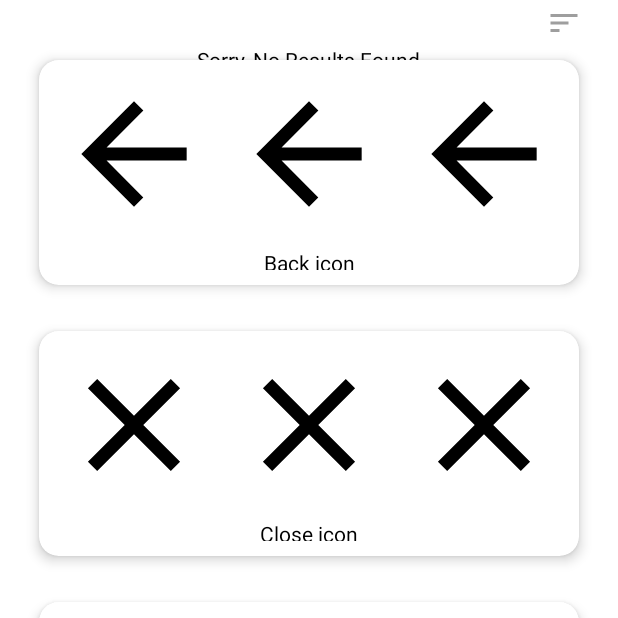
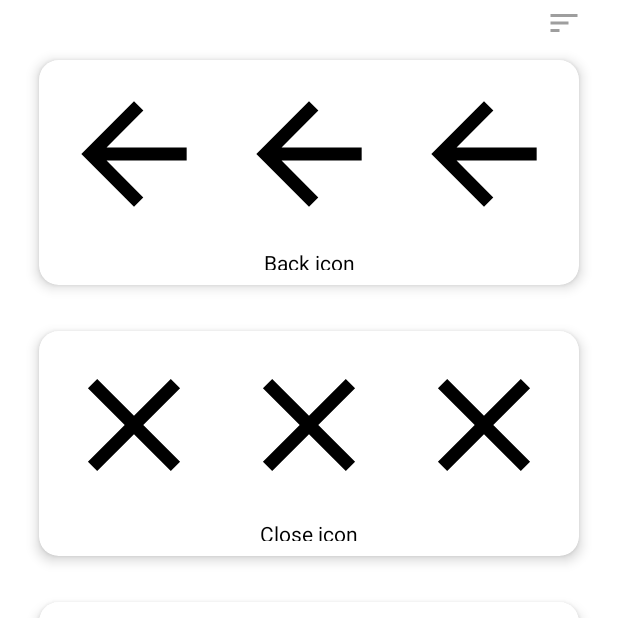
Before and after one commit to hseo227/ticon, an Android app: the SearchActivity screen opened directly, with no data from a screen before it, on a phone screen of 412 x 824 dp, the top half of it. Run offline under Robolectric (Android 15) with nearby library versions, the light colour scheme and no system bars.

Commit message:
Modified text view to keep invisible for when search is empty.

```diff
--- a/app/src/main/res/layout/activity_search.xml
+++ b/app/src/main/res/layout/activity_search.xml
@@ -35,7 +35,7 @@
             android:layout_centerHorizontal="true"
             android:text="@string/no_results"
             android:textColor="@color/black"
-            android:visibility="visible" />
+            android:visibility="invisible" />
 
         <RelativeLayout
             android:layout_width="match_parent"
```
